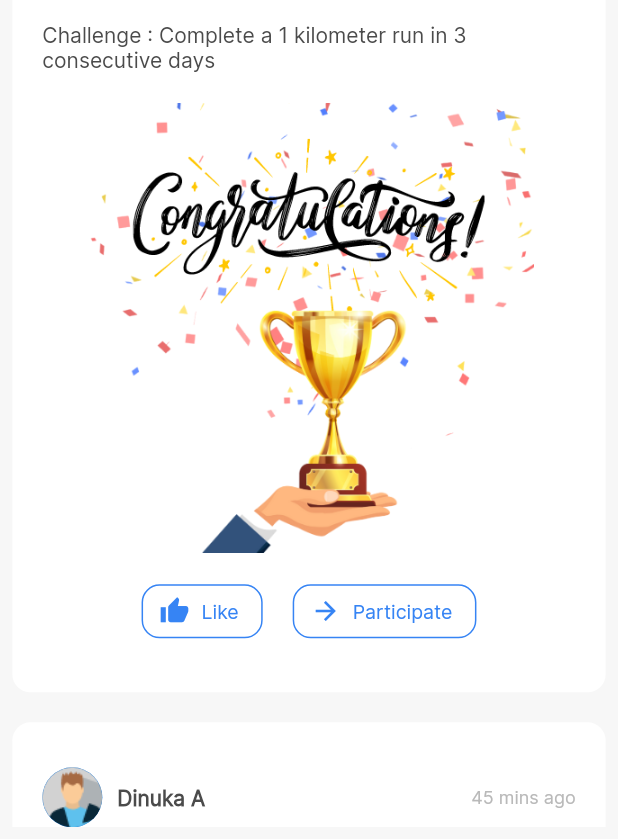
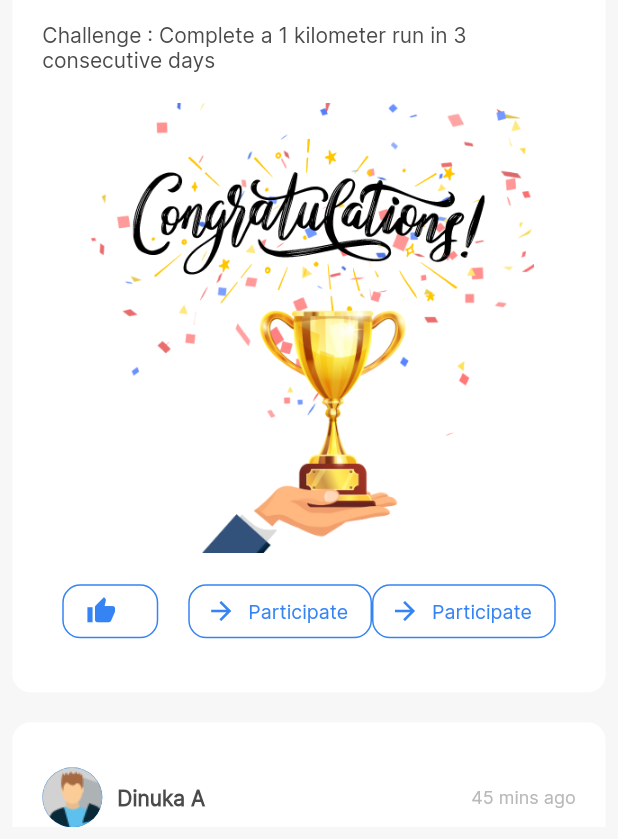
Before and after one commit to Team-Ayura/Ayura-Client, a Flutter app: the CommunityChat screen opened directly, on a phone screen of 412 x 824 dp, the part 397-1236 px from its top. Run offline on Flutter 3.47's test engine with Material 2 defaults, Android fonts, the phone set to English and light mode, and no system bars; our stand-ins replace buttons_tabbar, fl_chart, flutter_animate, flutter_calendar_carousel, flutter_slidable, flutter_svg and 11 more; missing offline and left inert: country_list_pick, flutter_ruler_picker, photo_manager, time_duration_picker; accounts and stored records are empty; network calls fail; project files that could hold a hidden picture were left out.

Commit message:
Community Model and Provider initiated

```diff
--- a/lib/auth/onboarding_screen.dart
+++ b/lib/auth/onboarding_screen.dart
@@ -69,7 +69,7 @@ class OnboardingScreenState extends State<OnboardingScreen> {
                     ),
                     InkWell(
                       onTap: () {
-                        PageNavigator(context: context).nextPage(const Login());
+                        PageNavigator(context: context).nextPage(const Home());
                       },
                       child: const Text(
                         'Sign in',
--- a/lib/constants/styles.dart
+++ b/lib/constants/styles.dart
@@ -35,12 +35,12 @@ class AppStyles {
   static const TextStyle bodyTextStyle = TextStyle(
     fontFamily: 'Inter',
     fontSize: 14,
-    color: Colors.black,
+    color: AppColors.textColor,
   );
 
   static const TextStyle bodyTextStyle2 = TextStyle(
     fontFamily: 'Inter',
-    fontSize: 15,
+    fontSize: 14,
     color: Color(0xFF878787),
   );
 
--- a/lib/main.dart
+++ b/lib/main.dart
@@ -14,6 +14,8 @@ import 'package:ayura/provider/functions/init.dart';
 import 'package:ayura/provider/moodProviders/selectedmood.dart';
 import 'package:ayura/provider/navigationProvider/navigation_provider.dart';
 import 'package:ayura/provider/symptomProviders/symptomlist.dart';
+import 'package:ayura/provider/communityProviders/community_provider.dart';
+
 import 'package:flutter/material.dart';
 import 'package:provider/provider.dart';
 import 'package:shared_preferences/shared_preferences.dart';
@@ -52,6 +54,7 @@ class MyApp extends StatelessWidget {
         ChangeNotifierProvider(create: (_) => SportsProvider()),
         ChangeNotifierProvider(create: (_) => WorkoutsProvider()),
         ChangeNotifierProvider(create: (_) => SymptomsProvider()),
+        ChangeNotifierProvider(create: (_) => CommunityProvider()),
       ],
       child: MaterialApp(
         debugShowCheckedModeBanner: false,
--- a/lib/pages/features/community/community_chat/posts_view.dart
+++ b/lib/pages/features/community/community_chat/posts_view.dart
@@ -117,7 +117,7 @@ class _PostsViewState extends State<PostsView> {
                   color: AppColors.primaryColor,
                 ),
                 label: const Text(
-                  'Like',
+                  '',
                   style: TextStyle(
                     fontFamily: 'Inter',
                     color: AppColors.primaryColor,
@@ -160,6 +160,38 @@ class _PostsViewState extends State<PostsView> {
                   ),
                 ),
               ),
+              ElevatedButton.icon(
+                onPressed: () {},
+                style: ButtonStyle(
+                  elevation: MaterialStateProperty.all(0.0),
+                  shape: MaterialStateProperty.all<RoundedRectangleBorder>(
+                    RoundedRectangleBorder(
+                      borderRadius: BorderRadius.circular(12.0),
+                    ),
+                  ),
+                  side: MaterialStateProperty.all(
+                    const BorderSide(
+                      color: AppColors.primaryColor, // Set the border color
+                      width: 1.0, // Set the border width
+                    ),
+                  ),
+                  backgroundColor:
+                      MaterialStateProperty.all(Colors.transparent),
+                ),
+                icon: const Icon(
+                  Icons.arrow_forward,
+                  size: 20,
+                  color: AppColors.primaryColor,
+                ),
+                label: const Text(
+                  'Participate',
+                  style: TextStyle(
+                    fontFamily: 'Inter',
+                    color: AppColors.primaryColor,
+                    fontSize: 13,
+                  ),
+                ),
+              ),
             ],
           )
         ],
--- /dev/null
+++ b/lib/provider/communityProviders/community_provider.dart
@@ -0,0 +1,71 @@
+import 'package:flutter/material.dart';
+import 'package:http/http.dart' as http;
+import 'dart:convert';
+import 'dart:io';
+import 'package:ayura/constants/constants.dart';
+import 'package:ayura/provider/models/community_model.dart';
+
+class CommunityProvider extends ChangeNotifier {
+  // Get BaseURL
+  final requestBaseUrl = AppUrls.baseUrl;
+
+  //Community Object
+  final CommunityModel _communityModel = CommunityModel(
+    id: "",
+    communityName: "",
+    communityDescription: "",
+    isPublic: true,
+    categories: [],
+    members: [],
+  );
+
+  // Getters
+  String get id => _communityModel.id;
+  String get communityName => _communityModel.communityName;
+  String get communityDescription => _communityModel.communityDescription;
+  bool get isPublic => _communityModel.isPublic;
+  List get categories => _communityModel.categories;
+  List get members => _communityModel.members;
+
+  // Setter Function
+  void updateCommunityInfo(CommunityModel community) {
+    _communityModel.id = community.id;
+    _communityModel.communityName = community.communityName;
+    _communityModel.communityDescription = community.communityDescription;
+    _communityModel.isPublic = community.isPublic;
+    _communityModel.categories = community.categories;
+    _communityModel.members = community.members;
+    notifyListeners();
+  }
+
+  Future<void> getCommunitiesList() async {
+    final url = '$requestBaseUrl/api/communities';
+
+    final body = _communityModel.toJson();
+
+    try {
+      http.Response req = await http.post(
+        Uri.parse(url),
+        headers: {
+          "Content-Type": "application/json",
+        },
+        body: json.encode(body),
+      );
+      final res = json.decode(req.body);
+
+      if (req.statusCode == 200 || req.statusCode == 201) {
+        print(res);
+        notifyListeners();
+        return res;
+      } else {
+        print("Error Occured $res");
+        return res;
+        notifyListeners();
+      }
+
+      notifyListeners();
+    } catch (error) {
+      print(error);
+    }
+  }
+}
--- /dev/null
+++ b/lib/provider/models/community_model.dart
@@ -0,0 +1,43 @@
+class CommunityModel {
+  String id;
+  String communityName;
+  String communityDescription;
+  bool isPublic;
+  List<String> categories;
+  List<String> members;
+
+  // Constructor
+  CommunityModel({
+    required this.id,
+    required this.communityName,
+    required this.communityDescription,
+    required this.isPublic,
+    required this.categories,
+    required this.members,
+  });
+
+  // Factory constructor to create CommunityModel from JSON data
+  factory CommunityModel.fromJson(Map<String, dynamic> json) {
+    return CommunityModel(
+      id: json['_id'],
+      communityName: json['communityName'],
+      communityDescription: json['communityDescription'],
+      isPublic: json['isPublic'],
+      categories: List<String>.from(json['categories']),
+      members: List<String>.from(json['members']),
+    );
+  }
+
+  // Convert the object to JSON format for API requests.
+  Map<String, dynamic> toJson() {
+    return {
+      'id': id,
+      'communityName': communityName,
+      'communityDescription': communityDescription,
+      'isPublic': isPublic,
+      'categories': categories,
+      'members': members,
+    };
+  }
+
+}
```
Also changed, not shown: lib/pages/features/community/community_home.dart (+19 -2 lines).
